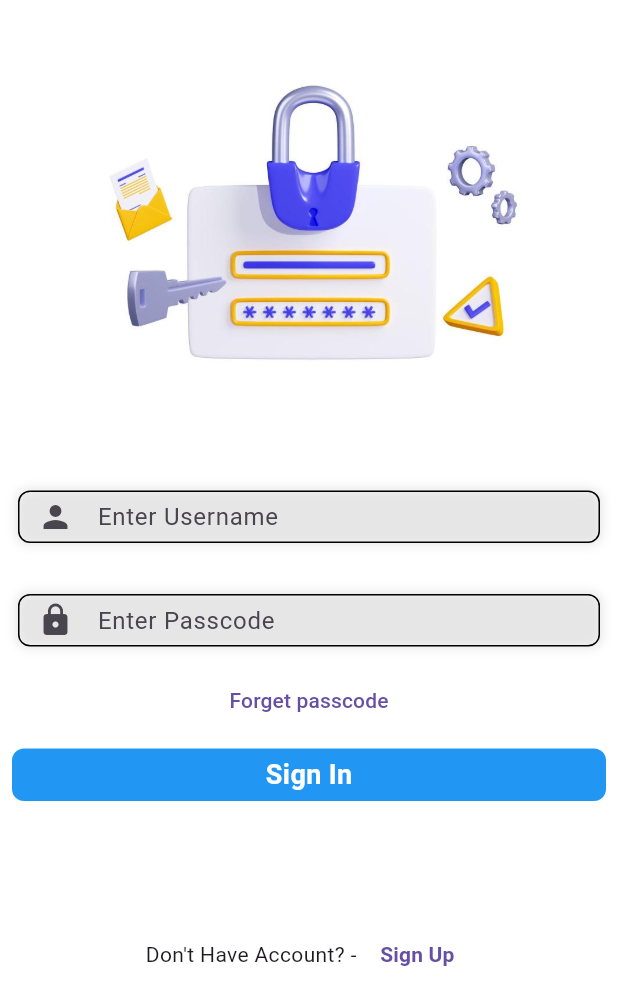
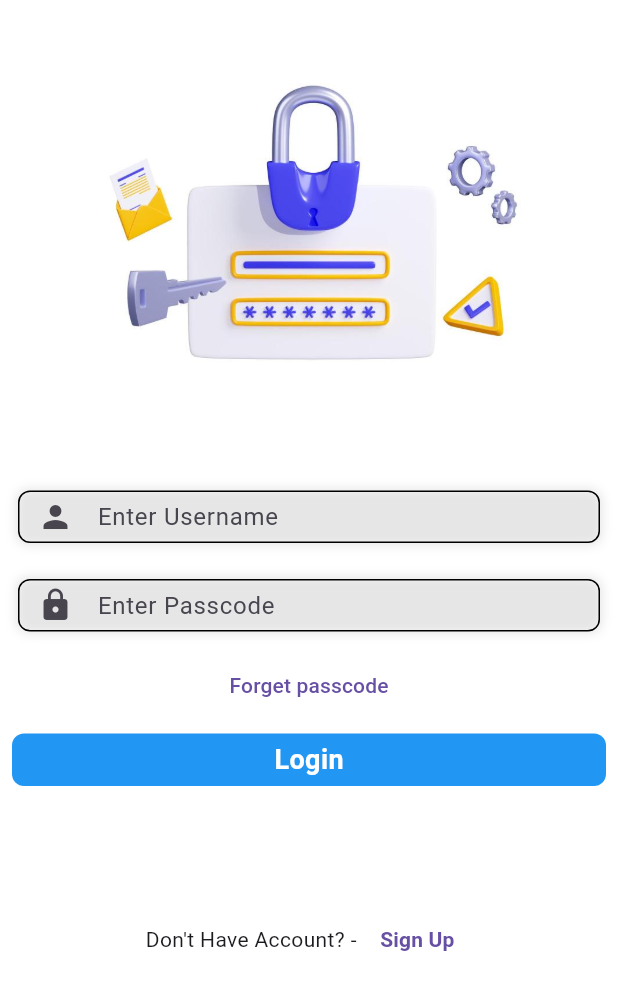
Before and after one commit to indiatechtimes/shoesApp, a Flutter app: the screen it shows after launch, on a phone screen of 412 x 824 dp. Shown: the top 1005 px of the screen. Run offline on Flutter 3.47's test engine with Material 3 defaults, Android fonts, the phone set to English and light mode, and no system bars; our stand-ins replace get, sqflite; accounts and stored records are empty.

Commit message:
tue 20 0:23:12

```diff
--- a/lib/main.dart
+++ b/lib/main.dart
@@ -18,7 +18,7 @@ class MyApp extends StatelessWidget {
       debugShowCheckedModeBanner: false,
       title: 'Shoesapp',
       theme: ThemeData(scaffoldBackgroundColor: Colors.white),
-      home: const Loginpage(),
+      home: Loginpage(),
     );
   }
 }
--- a/lib/pages/loginpage.dart
+++ b/lib/pages/loginpage.dart
@@ -1,28 +1,28 @@
 import 'package:flutter/material.dart';
+import 'package:shoesapp_ui/widgets/form.dart';
 import 'package:shoesapp_ui/widgets/loginimage.dart';
-import 'package:shoesapp_ui/widgets/passcodeformfield.dart';
+//import 'package:shoesapp_ui/widgets/passcodeformfield.dart';
 import 'package:shoesapp_ui/widgets/signinbutton.dart';
 import 'package:shoesapp_ui/widgets/signup.dart';
-import 'package:shoesapp_ui/widgets/usernameformfield.dart';
+//import 'package:shoesapp_ui/widgets/usernameformfield.dart';
 
 class Loginpage extends StatelessWidget {
-  const Loginpage({super.key});
+   final GlobalKey<FormState> formKey = GlobalKey<FormState>();
+  Loginpage({super.key});
 
   @override
   Widget build(BuildContext context) {
     return SafeArea(
       child: Scaffold(
         body: SingleChildScrollView(
+          child: Form(
+            key: formKey,
             child: Column(
               children: [
                 //Login image
                 Loginimage(),
 
-              // formfild -- userName
-              Usernameformfield(),
-
-              SizedBox(height: 10),
-              Passcodeformfield(),
+                forms(),
 
                 //forget passcode
                 TextButton(onPressed: () {}, child: Text("Forget passcode")),
@@ -38,6 +38,7 @@ class Loginpage extends StatelessWidget {
             ),
           ),
         ),
+      ),
     );
   }
 }
--- /dev/null
+++ b/lib/widgets/form.dart
@@ -0,0 +1,103 @@
+import 'package:flutter/material.dart';
+
+class forms extends StatelessWidget {
+  forms({super.key});
+
+  final TextEditingController usernameController = TextEditingController();
+  final GlobalKey<FormState> formKey = GlobalKey<FormState>();
+  final TextEditingController passcodeController = TextEditingController();
+
+  @override
+  Widget build(BuildContext context) {
+    return Column(
+      children: [
+        Padding(
+          padding: const EdgeInsets.all(12),
+          child: Container(
+            height: 35,
+
+            decoration: BoxDecoration(
+              border: Border.all(color: Colors.black),
+              borderRadius: BorderRadius.circular(8),
+              boxShadow: [
+                BoxShadow(
+                  color: Colors.black.withValues(alpha: 0.1),
+                  spreadRadius: 1,
+                  blurRadius: 5,
+                ),
+              ],
+            ),
+            child: TextFormField(
+              controller: usernameController,
+              validator: (value) {
+                if (value == null || value.isEmpty) {
+                  return "Username cannot be empty";
+                }
+                if (value.length < 3) {
+                  return "Username must be 3 characters";
+                }
+                return null;
+              },
+              decoration: InputDecoration(
+                prefixIcon: Icon(Icons.person),
+                hintText: "Enter Username",
+                border: InputBorder.none,
+              ),
+            ),
+          ),
+        ),
+
+        Padding(
+          padding: const EdgeInsets.all(12),
+          child: Container(
+            height: 35,
+
+            decoration: BoxDecoration(
+              border: Border.all(color: Colors.black),
+              borderRadius: BorderRadius.circular(8),
+              boxShadow: [
+                BoxShadow(
+                  color: Colors.black.withValues(alpha: 0.1),
+                  spreadRadius: 1,
+                  blurRadius: 5,
+                ),
+              ],
+            ),
+            child: TextFormField(
+              controller: passcodeController,
+
+              validator: (value) {
+                if (value == null || value.isEmpty) {
+                  return "Passcode cannot be empty";
+                }
+                if (value.length < 8) {
+                  return "Passcode must be at least 8 characters";
+                }
+                if (!RegExp(r'(?=.*[a-z])').hasMatch(value)) {
+                  return "Passcode must contain at least one lowercase letter";
+                }
+                if (!RegExp(r'(?=.*[A-Z])').hasMatch(value)) {
+                  return "Passcode must contain at least one uppercase letter";
+                }
+                if (!RegExp(r'(?=.*\d)').hasMatch(value)) {
+                  return "Passcode must contain at least one number";
+                }
+                if (!RegExp(r'(?=.*[@$!%*?&])').hasMatch(value)) {
+                  return "Passcode must contain at least one special character (@\$!%*?&)";
+                }
+                return null;
+              },
+
+              obscureText: true,
+              decoration: InputDecoration(
+                prefixIcon: Icon(Icons.lock),
+                hintText: "Enter Passcode",
+                border: InputBorder.none,
+              ),
+            ),
+          ),
+        ),
+      ],
+    );
+  }
+}
--- a/lib/widgets/signinbutton.dart
+++ b/lib/widgets/signinbutton.dart
@@ -3,15 +3,17 @@ import 'package:get/get.dart';
 import 'package:shoesapp_ui/pages/homepage.dart';
 
 class Signinbutton extends StatelessWidget {
-  const Signinbutton({super.key});
-
+  Signinbutton({super.key});
+  final GlobalKey<FormState> formKey = GlobalKey<FormState>();
   @override
   Widget build(BuildContext context) {
     return Padding(
       padding: const EdgeInsets.all(8.0),
       child: InkWell(
         onTap: () {
-          Get.off(Homepage());
+          if (formKey.currentState!.validate()) {
+            Get.off(Homepage());
+          }
         },
         child: Container(
           alignment: Alignment.center,
@@ -23,7 +25,7 @@ class Signinbutton extends StatelessWidget {
           ),
 
           child: Text(
-            "Sign In",
+            "Login",
             style: TextStyle(
               fontWeight: FontWeight.bold,
               fontSize: 18,
```
Also changed, not shown: lib/pages/homepage.dart (+17 -5 lines), lib/widgets/passcodeformfield.dart (+38 -7 lines), lib/widgets/usernameformfield.dart (+22 -6 lines). Lines whose indentation alone changed are shown as unchanged.
